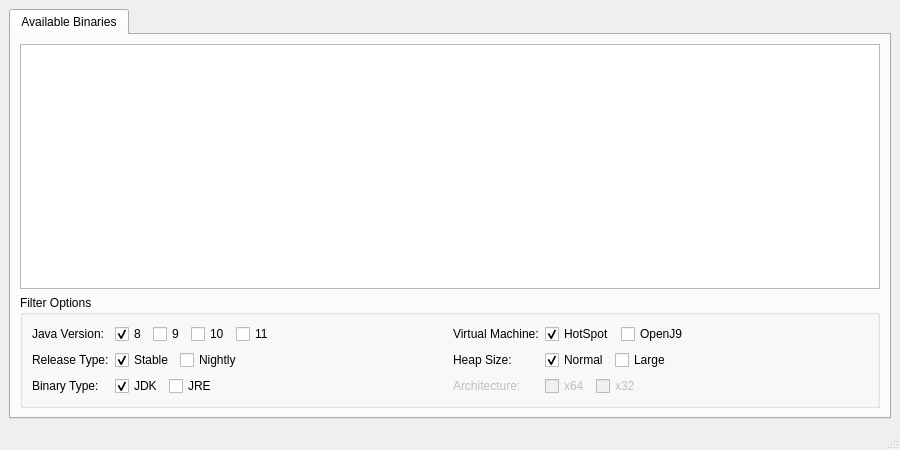
spikespaz-archives/archive-bundles, file interface.ui: the form before one commit.
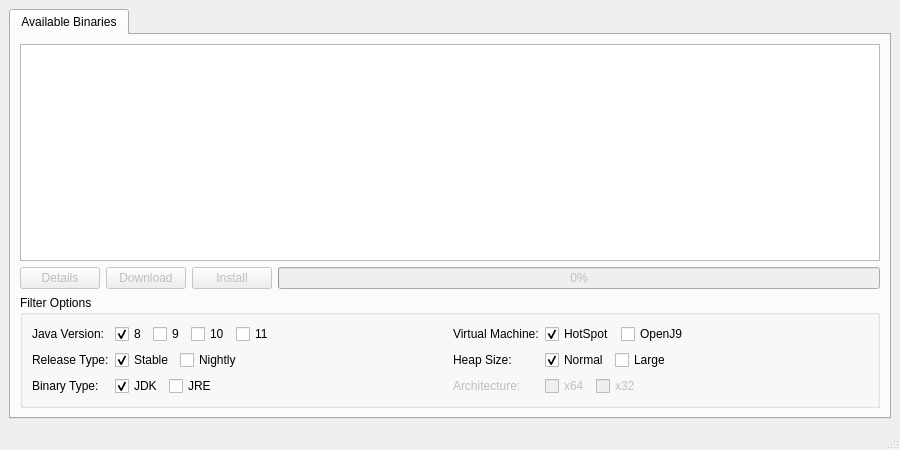
The form after the commit.

Commit message: Add actions for available release selection

```diff
--- a/interface.ui
+++ b/interface.ui
@@ -53,6 +53,53 @@
           </attribute>
          </widget>
         </item>
+        <item>
+         <layout class="QHBoxLayout" name="horizontalLayout_9">
+          <item>
+           <widget class="QPushButton" name="availableBinariesInfoButton">
+            <property name="enabled">
+             <bool>false</bool>
+            </property>
+            <property name="text">
+             <string>Details</string>
+            </property>
+           </widget>
+          </item>
+          <item>
+           <widget class="QPushButton" name="availableBinariesDownloadButton">
+            <property name="enabled">
+             <bool>false</bool>
+            </property>
+            <property name="text">
+             <string>Download</string>
+            </property>
+           </widget>
+          </item>
+          <item>
+           <widget class="QPushButton" name="availableBinariesInstallButton">
+            <property name="enabled">
+             <bool>false</bool>
+            </property>
+            <property name="text">
+             <string>Install</string>
+            </property>
+           </widget>
+          </item>
+          <item>
+           <widget class="QProgressBar" name="availableBinariesProgressBar">
+            <property name="enabled">
+             <bool>false</bool>
+            </property>
+            <property name="value">
+             <number>0</number>
+            </property>
+            <property name="alignment">
+             <set>Qt::AlignJustify|Qt::AlignVCenter</set>
+            </property>
+           </widget>
+          </item>
+         </layout>
+        </item>
         <item>
          <widget class="QGroupBox" name="groupBox">
           <property name="title">
```
The commit also changes 1 other file.
